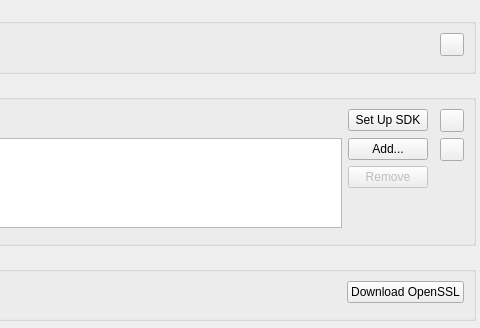
Before: the Qt Designer form src/plugins/android/androidsettingswidget.ui in qt-creator/qt-creator, drawn with Qt 5; both pictures show x 651 to 1131 and y 0 to 328 of the 1131 by 826 pixel window.
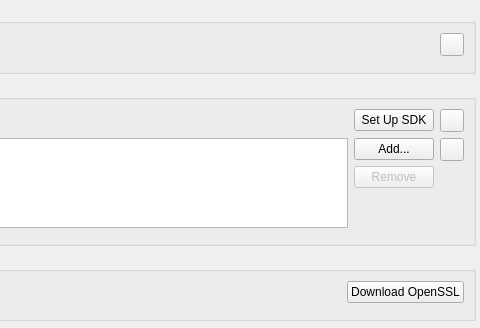
After: the same form once the commit is applied. Custom widgets are drawn as their Qt base class.

Commit message: Android: align android and jdk buttons vertically

The edit to the form file:
```diff
--- a/src/plugins/android/androidsettingswidget.ui
+++ b/src/plugins/android/androidsettingswidget.ui
@@ -151,7 +151,7 @@
             </property>
            </widget>
           </item>
-          <item row="2" column="2" rowspan="3" colspan="3">
+          <item row="2" column="2" rowspan="3" colspan="4">
            <layout class="QVBoxLayout" name="verticalLayout_3">
             <item>
              <widget class="QPushButton" name="addCustomNdkButton">
@@ -252,7 +252,7 @@
           <item row="0" column="1">
            <widget class="Utils::PathChooser" name="SDKLocationPathChooser" native="true"/>
           </item>
-          <item row="0" column="2" colspan="3">
+          <item row="0" column="2" colspan="4">
            <widget class="QPushButton" name="sdkToolsAutoDownloadButton">
             <property name="text">
              <string>Set Up SDK</string>
```
